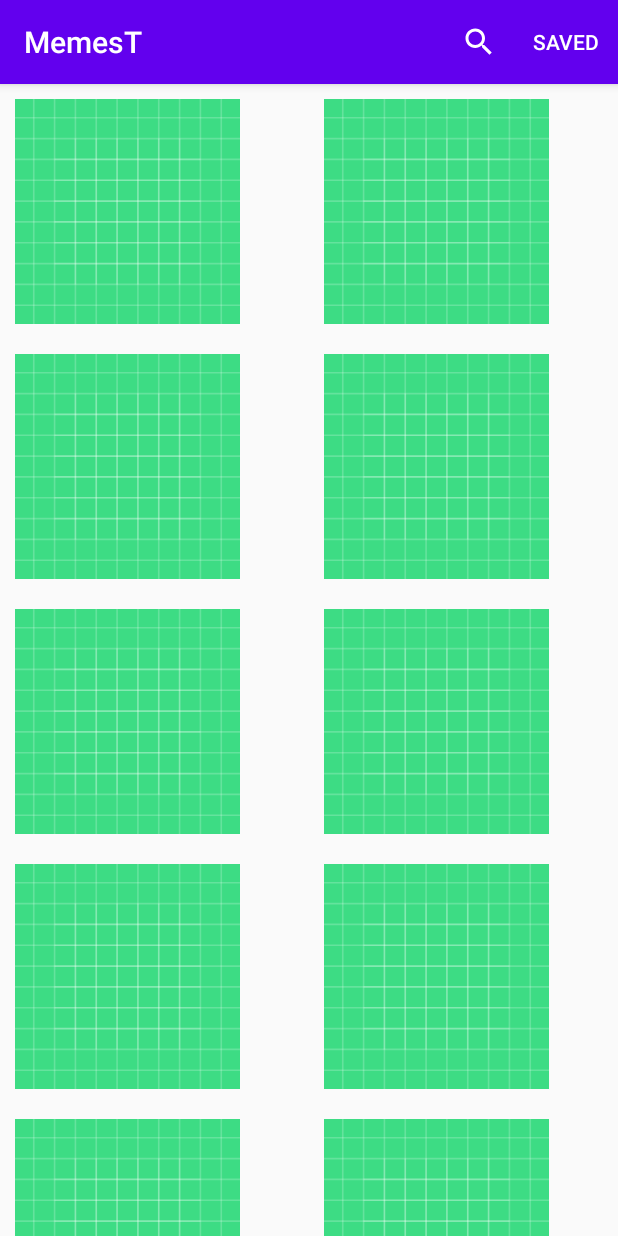
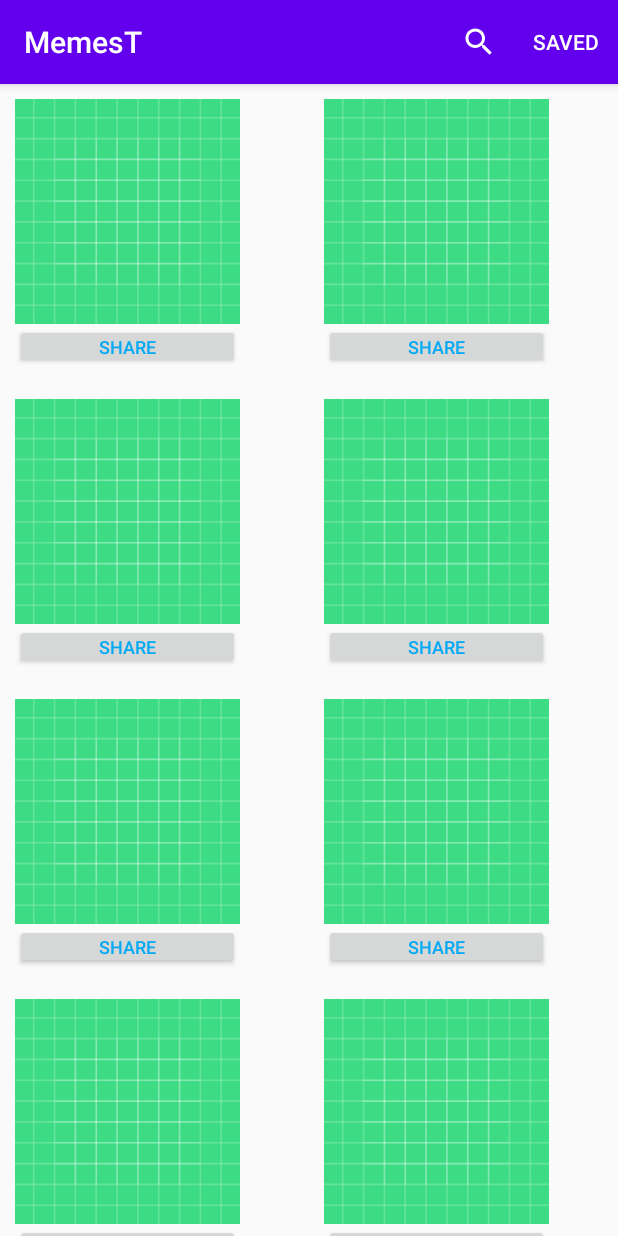
Before and after one commit to rishabh-gupta-boop/MemesT, an Android app: the screen it shows after launch (MainActivity), on a phone screen of 412 x 824 dp. Run offline under Robolectric (Android 15) with nearby library versions, the phone set to English and light mode, and no system bars; our stand-ins replace Firebase (no records; nobody signed in at launch, a user with empty details on screens opened directly); 1 statement that could not run was skipped.

Commit message:
Share layout button added need to add functinality and search

```diff
--- a/app/src/main/java/com/rigup/memest/Adapter/VideoAdapter.java
+++ b/app/src/main/java/com/rigup/memest/Adapter/VideoAdapter.java
@@ -13,8 +13,10 @@ import android.util.Log;
 import android.view.LayoutInflater;
 import android.view.View;
 import android.view.ViewGroup;
+import android.widget.Button;
 import android.widget.ImageView;
 import android.widget.RelativeLayout;
+import android.widget.TextView;
 import android.widget.VideoView;
 
 import androidx.annotation.NonNull;
@@ -68,7 +70,7 @@ public class VideoAdapter extends RecyclerView.Adapter<VideoAdapter.ViewHolder>
 
 
 
-        holder.r1_select.setOnClickListener(new View.OnClickListener() {
+        holder.imageView.setOnClickListener(new View.OnClickListener() {
             @Override
             public void onClick(View view) {
                 AlertDialog.Builder alertDialogBuilder = new AlertDialog.Builder(activity);
@@ -101,12 +103,14 @@ public class VideoAdapter extends RecyclerView.Adapter<VideoAdapter.ViewHolder>
 
     public static  class ViewHolder extends  RecyclerView.ViewHolder{
         ImageView imageView;
-        RelativeLayout r1_select;
+        Button buttonView;
+//        RelativeLayout r1_select;
 
         public ViewHolder(View itemView){
             super(itemView);
             imageView = itemView.findViewById(R.id.iv_image);
-            r1_select = itemView.findViewById(R.id.r1_select);
+            buttonView= itemView.findViewById(R.id.buttonView);
+//            r1_select = itemView.findViewById(R.id.r1_select);
 
 
         }
@@ -121,21 +125,5 @@ public class VideoAdapter extends RecyclerView.Adapter<VideoAdapter.ViewHolder>
         notifyDataSetChanged();
     }
 
-    public class videoPopUp extends AsyncTask<String, Void, VideoView> {
-
-        @Override
-        protected VideoView doInBackground(String... url) {
-
-
-            return null;
-
-        }
-
-        @Override
-        protected void onPostExecute(VideoView videoView) {
-            super.onPostExecute(videoView);
-
-        }
-    }
 
 }
--- /dev/null
+++ b/app/src/main/res/drawable/ic_share_blue.xml
@@ -0,0 +1,5 @@
+<vector android:height="24dp" android:tint="#6DD4C6"
+    android:viewportHeight="24.0" android:viewportWidth="24.0"
+    android:width="24dp" xmlns:android="http://schemas.android.com/apk/res/android">
+    <path android:fillColor="#FF000000" android:pathData="M18,16.08c-0.76,0 -1.44,0.3 -1.96,0.77L8.91,12.7c0.05,-0.23 0.09,-0.46 0.09,-0.7s-0.04,-0.47 -0.09,-0.7l7.05,-4.11c0.54,0.5 1.25,0.81 2.04,0.81 1.66,0 3,-1.34 3,-3s-1.34,-3 -3,-3 -3,1.34 -3,3c0,0.24 0.04,0.47 0.09,0.7L8.04,9.81C7.5,9.31 6.79,9 6,9c-1.66,0 -3,1.34 -3,3s1.34,3 3,3c0.79,0 1.5,-0.31 2.04,-0.81l7.12,4.16c-0.05,0.21 -0.08,0.43 -0.08,0.65 0,1.61 1.31,2.92 2.92,2.92 1.61,0 2.92,-1.31 2.92,-2.92s-1.31,-2.92 -2.92,-2.92z"/>
+</vector>
--- a/app/src/main/res/layout/custom_video.xml
+++ b/app/src/main/res/layout/custom_video.xml
@@ -1,7 +1,9 @@
 <?xml version="1.0" encoding="utf-8"?>
 <RelativeLayout
-    xmlns:android="http://schemas.android.com/apk/res/android" android:layout_width="170dp"
-    android:layout_height="170dp"
+    xmlns:android="http://schemas.android.com/apk/res/android"
+    xmlns:tools="http://schemas.android.com/tools"
+    android:layout_width="170dp"
+    android:layout_height="200dp"
     >
 
     <LinearLayout
@@ -13,10 +15,34 @@
 
         <ImageView
             android:layout_width="match_parent"
-            android:layout_height="match_parent"
+            android:layout_height="150dp"
             android:id="@+id/iv_image"
             android:scaleType="fitXY"
             android:src="@drawable/ic_launcher_background"/>
+
+        <Button
+            android:id="@+id/buttonView"
+            android:layout_width="match_parent"
+            android:layout_height="30dp"
+            android:text="Share"
+            android:textAlignment="center"
+            android:textAllCaps="true"
+            android:textColor="#03A9F4"
+            android:textSize="12dp"
+            android:padding="0dp"
+
+            android:layout_margin="0dp"
+
+
+
+
+
+            />
+
+
+
+
+    </LinearLayout>
 
 
 
@@ -24,16 +50,6 @@
 
 
 
-    </LinearLayout>
-
-    <RelativeLayout
-        android:layout_width="match_parent"
-        android:layout_height="match_parent"
-        android:id="@+id/r1_select"
-        android:alpha="0.5"
-        android:layout_margin="10dp"></RelativeLayout>
-
-
 
 
 
```
